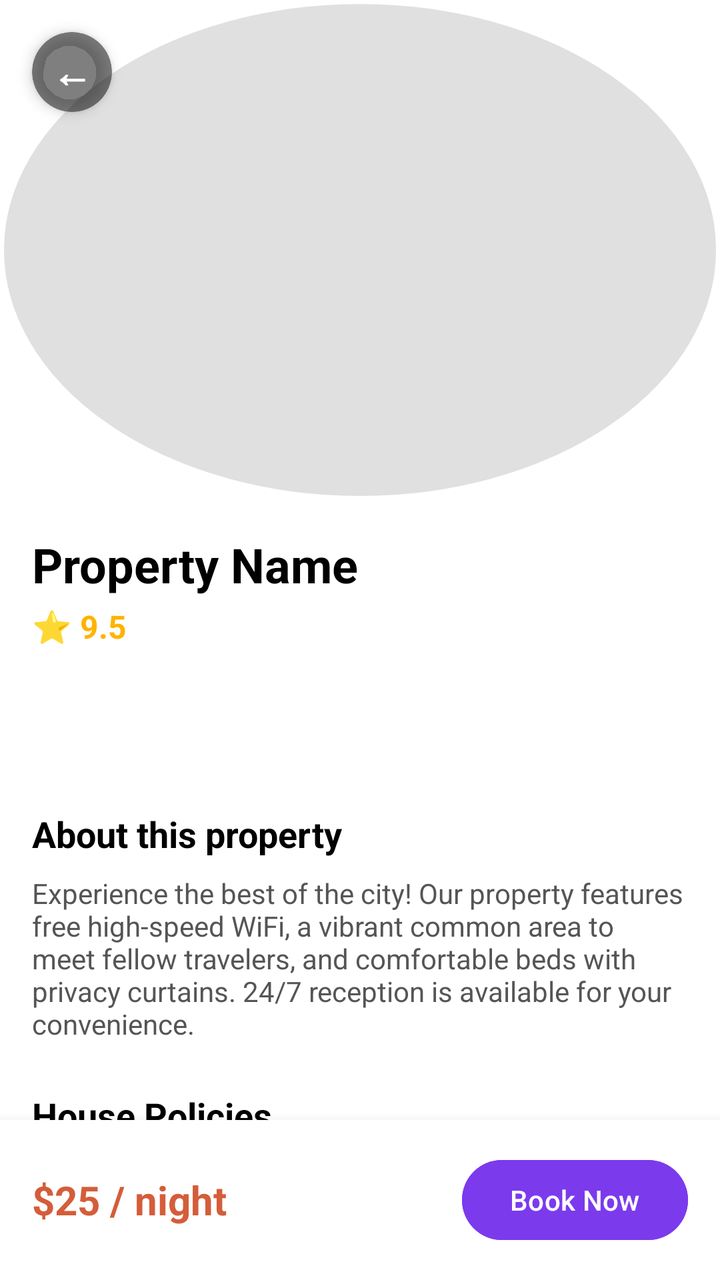
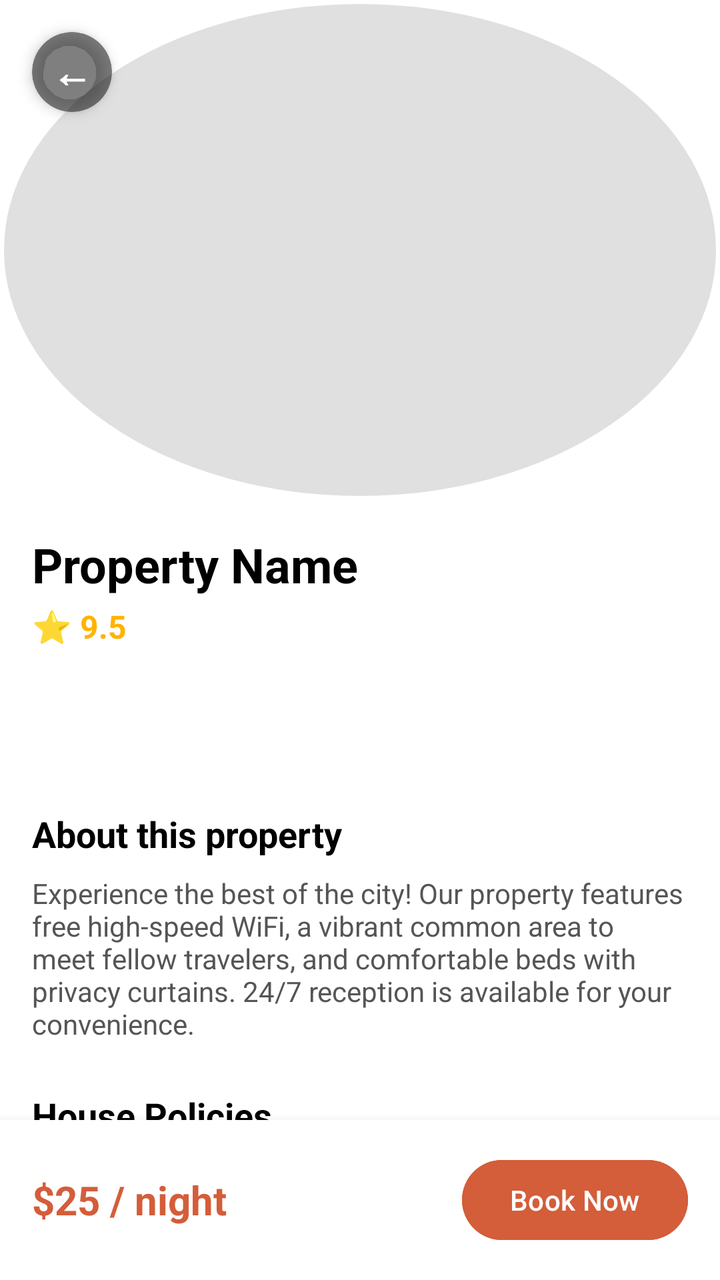

Compare the two renders of this Android layout. The source of the first and the diff that turns it into the second are given below.
<!-- AndroidManifest.xml: application theme Theme.HostelWorld -->
<!-- res/layout/activity_property_detail.xml -->
<?xml version="1.0" encoding="utf-8"?>
<RelativeLayout xmlns:android="http://schemas.android.com/apk/res/android"
    xmlns:app="http://schemas.android.com/apk/res-auto"
    android:layout_width="match_parent"
    android:layout_height="match_parent"
    android:background="#FFFFFF">

    <androidx.core.widget.NestedScrollView
        android:layout_width="match_parent"
        android:layout_height="match_parent"
        android:layout_above="@id/bottomBar">

        <LinearLayout
            android:layout_width="match_parent"
            android:layout_height="wrap_content"
            android:orientation="vertical">

            <ImageView
                android:id="@+id/ivDetailImage"
                android:layout_width="match_parent"
                android:layout_height="250dp"
                android:scaleType="centerCrop"
                android:src="@drawable/circle_placeholder" />

            <LinearLayout
                android:layout_width="match_parent"
                android:layout_height="wrap_content"
                android:orientation="vertical"
                android:padding="16dp">

                <TextView
                    android:id="@+id/tvDetailName"
                    android:layout_width="wrap_content"
                    android:layout_height="wrap_content"
                    android:text="Property Name"
                    android:textColor="#000000"
                    android:textSize="24sp"
                    android:textStyle="bold" />

                <TextView
                    android:id="@+id/tvDetailRating"
                    android:layout_width="wrap_content"
                    android:layout_height="wrap_content"
                    android:layout_marginTop="4dp"
                    android:text="⭐ 9.5"
                    android:textColor="#FFB300"
                    android:textSize="16sp"
                    android:textStyle="bold" />

                <TextView
                    android:id="@+id/tvDetailBeds"
                    android:layout_width="wrap_content"
                    android:layout_height="wrap_content"
                    android:layout_marginTop="8dp"
                    android:textColor="#D45D3A"
                    android:textSize="16sp"
                    android:textStyle="bold" />

                <TextView
                    android:id="@+id/tvDetailCancelPolicy"
                    android:layout_width="wrap_content"
                    android:layout_height="wrap_content"
                    android:layout_marginTop="8dp"
                    android:textColor="#D32F2F"
                    android:textSize="14sp"
                    android:textStyle="bold" />

                <TextView
                    android:layout_width="wrap_content"
                    android:layout_height="wrap_content"
                    android:layout_marginTop="24dp"
                    android:text="About this property"
                    android:textColor="#000000"
                    android:textSize="18sp"
                    android:textStyle="bold" />

                <TextView
                    android:layout_width="match_parent"
                    android:layout_height="wrap_content"
                    android:layout_marginTop="8dp"
                    android:text="Experience the best of the city! Our property features free high-speed WiFi, a vibrant common area to meet fellow travelers, and comfortable beds with privacy curtains. 24/7 reception is available for your convenience."
                    android:textColor="#555555"
                    android:textSize="14sp" />

                <TextView
                    android:layout_width="wrap_content"
                    android:layout_height="wrap_content"
                    android:layout_marginTop="24dp"
                    android:text="House Policies"
                    android:textColor="#000000"
                    android:textSize="18sp"
                    android:textStyle="bold" />

                <TextView
                    android:layout_width="match_parent"
                    android:layout_height="wrap_content"
                    android:layout_marginTop="8dp"
                    android:text="• Check-in: 2:00 PM\n• Check-out: 11:00 AM\n• Quiet hours after 11:00 PM\n• No smoking indoors"
                    android:textColor="#555555"
                    android:textSize="14sp" />

                <TextView
                    android:layout_width="wrap_content"
                    android:layout_height="wrap_content"
                    android:layout_marginTop="24dp"
                    android:text="Location Map"
                    android:textColor="#000000"
                    android:textSize="18sp"
                    android:textStyle="bold" />

                <ImageView
                    android:id="@+id/ivDetailMap"
                    android:layout_width="match_parent"
                    android:layout_height="150dp"
                    android:layout_marginTop="8dp"
                    android:background="#E0E0E0"
                    android:scaleType="center"
                    android:src="@android:drawable/ic_dialog_map"
                    android:clickable="true"
                    android:focusable="true"
                    android:foreground="?android:attr/selectableItemBackground"/>

                <TextView
                    android:id="@+id/tvMapHint"
                    android:layout_width="match_parent"
                    android:layout_height="wrap_content"
                    android:text="📍 Tap map to open in Google Maps"
                    android:textAlignment="center"
                    android:textSize="12sp"
                    android:textStyle="bold"
                    android:textColor="#7C3AED"
                    android:layout_marginTop="4dp"/>

                <TextView
                    android:layout_width="match_parent"
                    android:layout_height="wrap_content"
                    android:text="Traveler Reviews"
                    android:textColor="#000000"
                    android:textSize="18sp"
                    android:textStyle="bold"
                    android:layout_marginTop="24dp" />

                <androidx.recyclerview.widget.RecyclerView
                    android:id="@+id/rvDetailReviews"
                    android:layout_width="match_parent"
                    android:layout_height="wrap_content"
                    android:nestedScrollingEnabled="false"
                    android:layout_marginTop="8dp"
                    android:layout_marginBottom="16dp"/>

            </LinearLayout>
        </LinearLayout>
    </androidx.core.widget.NestedScrollView>

    <LinearLayout
        android:id="@+id/bottomBar"
        android:layout_width="match_parent"
        android:layout_height="wrap_content"
        android:layout_alignParentBottom="true"
        android:background="#FFFFFF"
        android:elevation="8dp"
        android:orientation="horizontal"
        android:padding="16dp">

        <TextView
            android:id="@+id/tvDetailPrice"
            android:layout_width="0dp"
            android:layout_height="wrap_content"
            android:layout_gravity="center_vertical"
            android:layout_weight="1"
            android:text="$25 / night"
            android:textColor="#D45D3A"
            android:textSize="20sp"
            android:textStyle="bold" />

        <Button
            android:id="@+id/btnDetailBook"
            android:layout_width="wrap_content"
            android:layout_height="wrap_content"
            android:backgroundTint="#7C3AED"
            android:text="Book Now" />
    </LinearLayout>

    <androidx.cardview.widget.CardView
        android:id="@+id/btnBack"
        android:layout_width="40dp"
        android:layout_height="40dp"
        android:layout_alignParentStart="true"
        android:layout_alignParentTop="true"
        android:layout_marginStart="16dp"
        android:layout_marginTop="16dp"
        android:clickable="true"
        android:focusable="true"
        android:foreground="?android:attr/selectableItemBackground"
        app:cardBackgroundColor="#80000000"
        app:cardCornerRadius="20dp"
        app:cardElevation="4dp">

        <TextView
            android:layout_width="wrap_content"
            android:layout_height="wrap_content"
            android:layout_gravity="center"
            android:text="←"
            android:textColor="#FFFFFF"
            android:textSize="20sp"
            android:textStyle="bold" />
    </androidx.cardview.widget.CardView>
</RelativeLayout>
<!-- resources referenced by this layout -->
<resources>
  <!-- drawable circle_placeholder (drawable) -->
  <?xml version="1.0" encoding="utf-8"?>
  <shape xmlns:android="http://schemas.android.com/apk/res/android"
      android:shape="oval">
  
      <solid android:color="#E0E0E0" />
  
      <stroke
          android:width="2dp"
          android:color="#FFFFFF" />
  </shape>
  <style name="Theme.HostelWorld" parent="Base.Theme.HostelWorld" />
  <style name="Base.Theme.HostelWorld" parent="Theme.Material3.DayNight.NoActionBar">
          
          
      </style>
</resources>

<!-- the commit's change to res/layout/activity_property_detail.xml (unified diff, before → after) -->
@@ -128,7 +128,7 @@
                     android:textAlignment="center"
                     android:textSize="12sp"
                     android:textStyle="bold"
-                    android:textColor="#7C3AED"
+                    android:textColor="#D45D3A"
                     android:layout_marginTop="4dp"/>
 
                 <TextView
@@ -177,7 +177,7 @@
             android:id="@+id/btnDetailBook"
             android:layout_width="wrap_content"
             android:layout_height="wrap_content"
-            android:backgroundTint="#7C3AED"
+            android:backgroundTint="#D45D3A"
             android:text="Book Now" />
     </LinearLayout>
 
